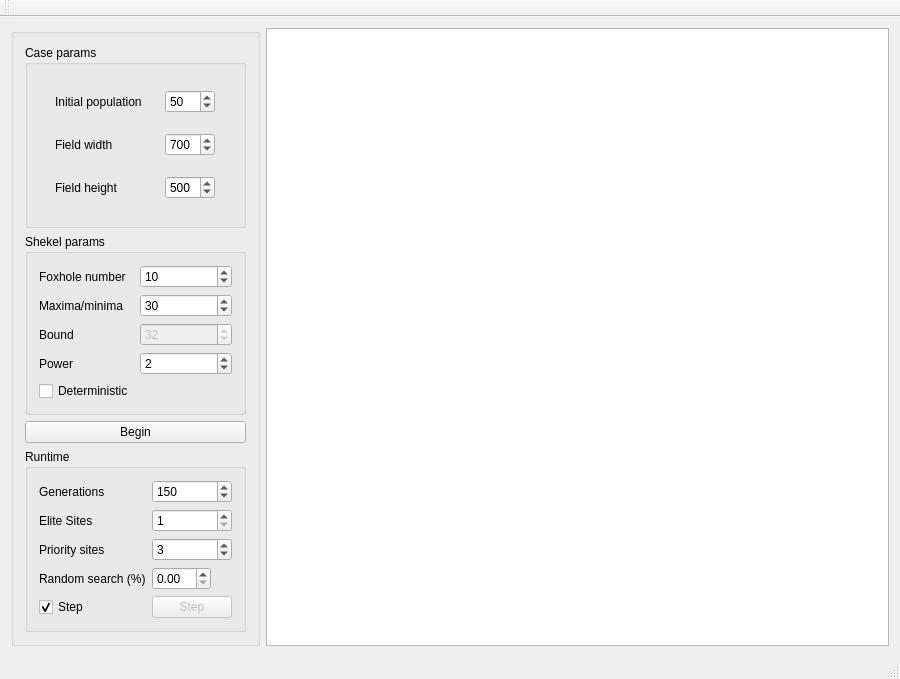
schibalt/bees, file mainwindow.ui: the form before one commit.
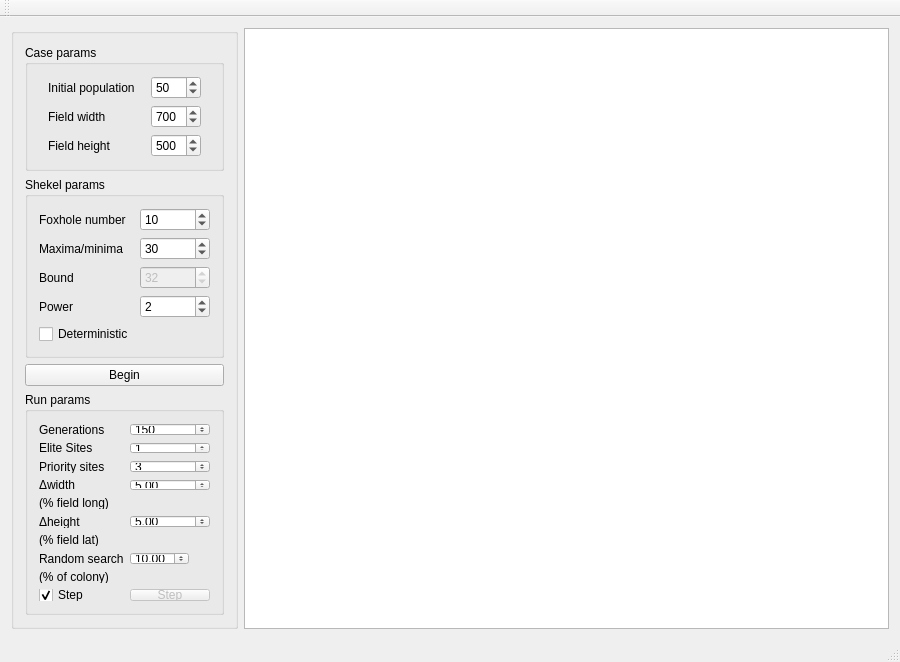
The form after the commit.

```diff
--- a/mainwindow.ui
+++ b/mainwindow.ui
@@ -7,7 +7,7 @@
     <x>0</x>
     <y>0</y>
     <width>900</width>
-    <height>604</height>
+    <height>662</height>
    </rect>
   </property>
   <property name="windowTitle">
@@ -22,8 +22,8 @@
      <widget class="QGroupBox" name="groupBox">
       <property name="minimumSize">
        <size>
-        <width>134</width>
-        <height>0</height>
+        <width>0</width>
+        <height>543</height>
        </size>
       </property>
       <property name="title">
@@ -32,12 +32,6 @@
       <layout class="QGridLayout" name="gridLayout_3">
        <item row="0" column="0">
         <widget class="QGroupBox" name="groupBox_2">
-         <property name="minimumSize">
-          <size>
-           <width>0</width>
-           <height>183</height>
-          </size>
-         </property>
          <property name="title">
           <string>Case params</string>
          </property>
@@ -150,7 +144,7 @@
        <item row="3" column="0">
         <widget class="QGroupBox" name="groupBox_3">
          <property name="title">
-          <string>Runtime</string>
+          <string>Run params</string>
          </property>
          <layout class="QGridLayout" name="gridLayout_4">
           <item row="0" column="0">
@@ -203,10 +197,10 @@
             </property>
            </widget>
           </item>
-          <item row="4" column="0">
+          <item row="7" column="0">
            <widget class="QLabel" name="label_7">
             <property name="text">
-             <string>Random search (%)</string>
+             <string>Random search</string>
             </property>
            </widget>
           </item>
@@ -220,17 +214,20 @@
             </property>
            </widget>
           </item>
-          <item row="4" column="1">
-           <widget class="QDoubleSpinBox" name="doubleSpinBox">
+          <item row="7" column="1">
+           <widget class="QDoubleSpinBox" name="randCutBox">
             <property name="maximumSize">
              <size>
               <width>59</width>
               <height>16777215</height>
              </size>
             </property>
+            <property name="value">
+             <double>10.000000000000000</double>
+            </property>
            </widget>
           </item>
-          <item row="5" column="0">
+          <item row="9" column="0">
            <widget class="QCheckBox" name="stepBox">
             <property name="text">
              <string>Step</string>
@@ -240,7 +237,7 @@
             </property>
            </widget>
           </item>
-          <item row="5" column="1">
+          <item row="9" column="1">
            <widget class="QPushButton" name="stepButton">
             <property name="enabled">
              <bool>false</bool>
@@ -250,6 +247,55 @@
             </property>
            </widget>
           </item>
+          <item row="3" column="0">
+           <widget class="QLabel" name="label_12">
+            <property name="text">
+             <string>Δwidth</string>
+            </property>
+           </widget>
+          </item>
+          <item row="4" column="0">
+           <widget class="QLabel" name="label_13">
+            <property name="text">
+             <string>(% field long)</string>
+            </property>
+           </widget>
+          </item>
+          <item row="3" column="1">
+           <widget class="QDoubleSpinBox" name="deltaLamba">
+            <property name="value">
+             <double>5.000000000000000</double>
+            </property>
+           </widget>
+          </item>
+          <item row="8" column="0">
+           <widget class="QLabel" name="label_14">
+            <property name="text">
+             <string>(% of colony)</string>
+            </property>
+           </widget>
+          </item>
+          <item row="5" column="0">
+           <widget class="QLabel" name="label_15">
+            <property name="text">
+             <string>Δheight</string>
+            </property>
+           </widget>
+          </item>
+          <item row="6" column="0">
+           <widget class="QLabel" name="label_16">
+            <property name="text">
+             <string>(% field lat)</string>
+            </property>
+           </widget>
+          </item>
+          <item row="5" column="1">
+           <widget class="QDoubleSpinBox" name="deltaPhi">
+            <property name="value">
+             <double>5.000000000000000</double>
+            </property>
+           </widget>
+          </item>
          </layout>
         </widget>
        </item>
```
